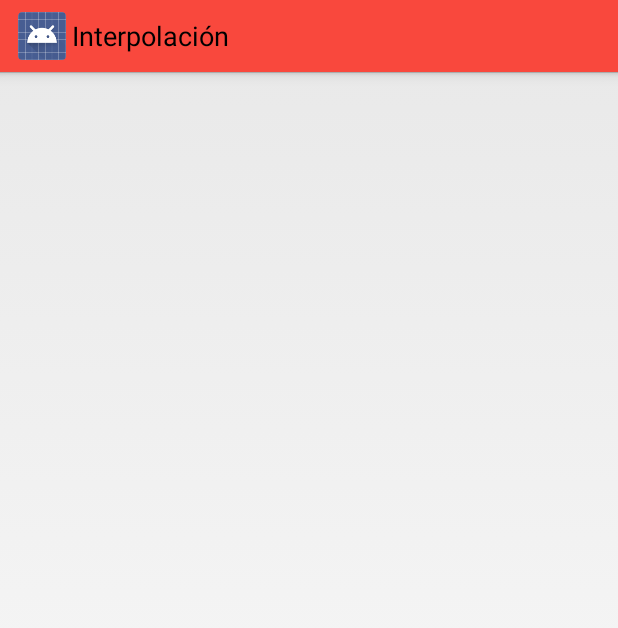
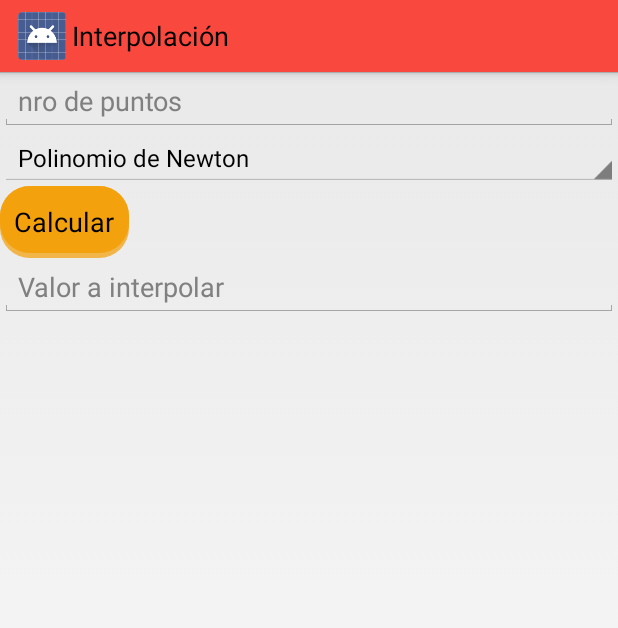
Before and after one commit to arangos/MetodosAnalisiAndroid, an Android app: the InterpolacionActivity screen opened directly, with no data from a screen before it, on a phone screen of 412 x 824 dp. Shown: the top 628 px of the screen. Run offline under Robolectric (Android 15) with nearby library versions, the phone set to English and light mode, and no system bars.

```diff
--- a/app/src/main/java/com/example/arango/metodos/IntegracionActivity.java
+++ b/app/src/main/java/com/example/arango/metodos/IntegracionActivity.java
@@ -2,6 +2,8 @@ package com.example.arango.metodos;
 
 import android.app.Activity;
 import android.os.Bundle;
+import android.widget.ArrayAdapter;
+import android.widget.Spinner;
 
 /**
  * Created by Felipe on 18/11/2014.
@@ -10,5 +12,15 @@ public class IntegracionActivity extends Activity {
     protected void onCreate(Bundle savedInstanceState) {
         super.onCreate(savedInstanceState);
         setContentView(R.layout.activity_integracion);
+
+
+        Spinner spinner = (Spinner) findViewById(R.id.spinnerIntegracion);
+// Create an ArrayAdapter using the string array and a default spinner layout
+        ArrayAdapter<CharSequence> adapter = ArrayAdapter.createFromResource(this,
+                R.array.integracion, android.R.layout.simple_spinner_item);
+// Specify the layout to use when the list of choices appears
+        adapter.setDropDownViewResource(android.R.layout.simple_spinner_dropdown_item);
+// Apply the adapter to the spinner
+        spinner.setAdapter(adapter);
     }
 }
--- a/app/src/main/java/com/example/arango/metodos/InterpolacionActivity.java
+++ b/app/src/main/java/com/example/arango/metodos/InterpolacionActivity.java
@@ -2,6 +2,8 @@ package com.example.arango.metodos;
 
 import android.app.Activity;
 import android.os.Bundle;
+import android.widget.ArrayAdapter;
+import android.widget.Spinner;
 
 /**
  * Created by Felipe on 18/11/2014.
@@ -10,5 +12,15 @@ public class InterpolacionActivity extends Activity{
     protected void onCreate(Bundle savedInstanceState) {
         super.onCreate(savedInstanceState);
         setContentView(R.layout.activity_interpolacion);
+
+
+        Spinner spinner = (Spinner) findViewById(R.id.spinnerInterpolacion);
+// Create an ArrayAdapter using the string array and a default spinner layout
+        ArrayAdapter<CharSequence> adapter = ArrayAdapter.createFromResource(this,
+                R.array.interpolacion, android.R.layout.simple_spinner_item);
+// Specify the layout to use when the list of choices appears
+        adapter.setDropDownViewResource(android.R.layout.simple_spinner_dropdown_item);
+// Apply the adapter to the spinner
+        spinner.setAdapter(adapter);
     }
 }
--- a/app/src/main/res/layout/activity_interpolacion.xml
+++ b/app/src/main/res/layout/activity_interpolacion.xml
@@ -4,4 +4,31 @@
     android:orientation="vertical" android:layout_width="match_parent"
     android:layout_height="match_parent">
 
+    <EditText
+        android:layout_width="match_parent"
+        android:layout_height="wrap_content"
+        android:inputType="number"
+        android:ems="10"
+        android:id="@+id/edtxtNumeroPuntos"
+        android:hint="nro de puntos" />
+
+    <Spinner
+        android:layout_width="match_parent"
+        android:layout_height="wrap_content"
+        android:id="@+id/spinnerInterpolacion" />
+
+    <Button
+        android:layout_width="86dp"
+        android:layout_height="wrap_content"
+        android:text="Calcular"
+        android:background="@drawable/button"
+        android:id="@+id/btnCalcInterpolacion" />
+
+    <EditText
+        android:layout_width="match_parent"
+        android:layout_height="wrap_content"
+        android:inputType="numberDecimal"
+        android:ems="10"
+        android:id="@+id/edtxtInterpValor"
+        android:hint="Valor a interpolar" />
 </LinearLayout>
```
